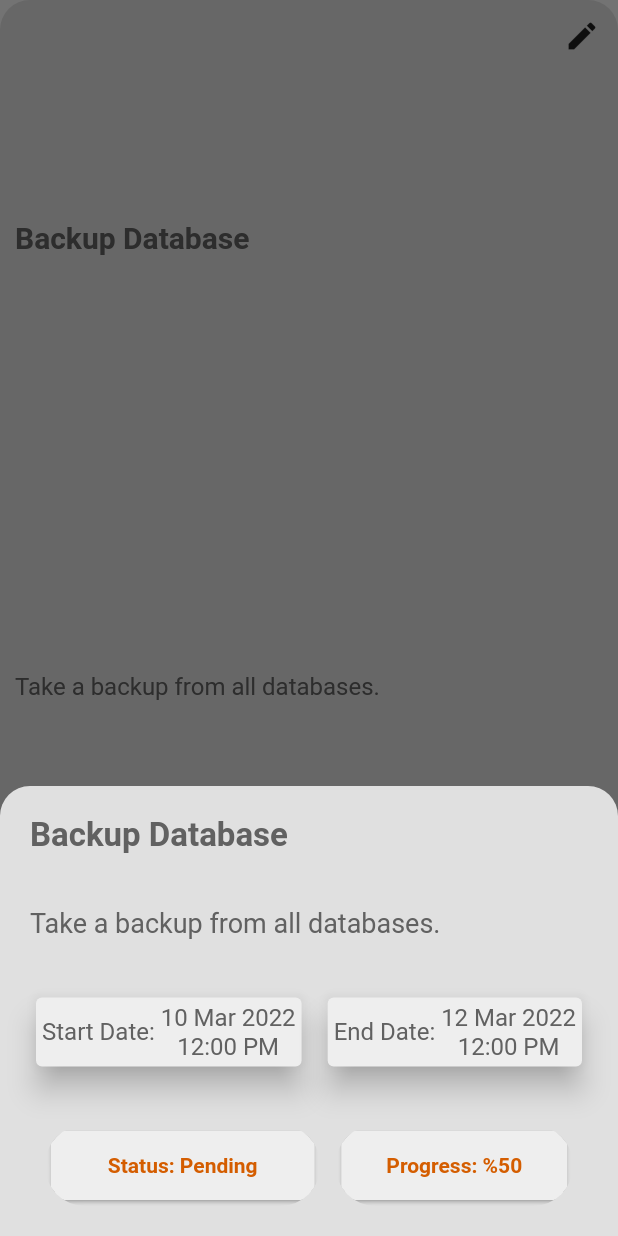
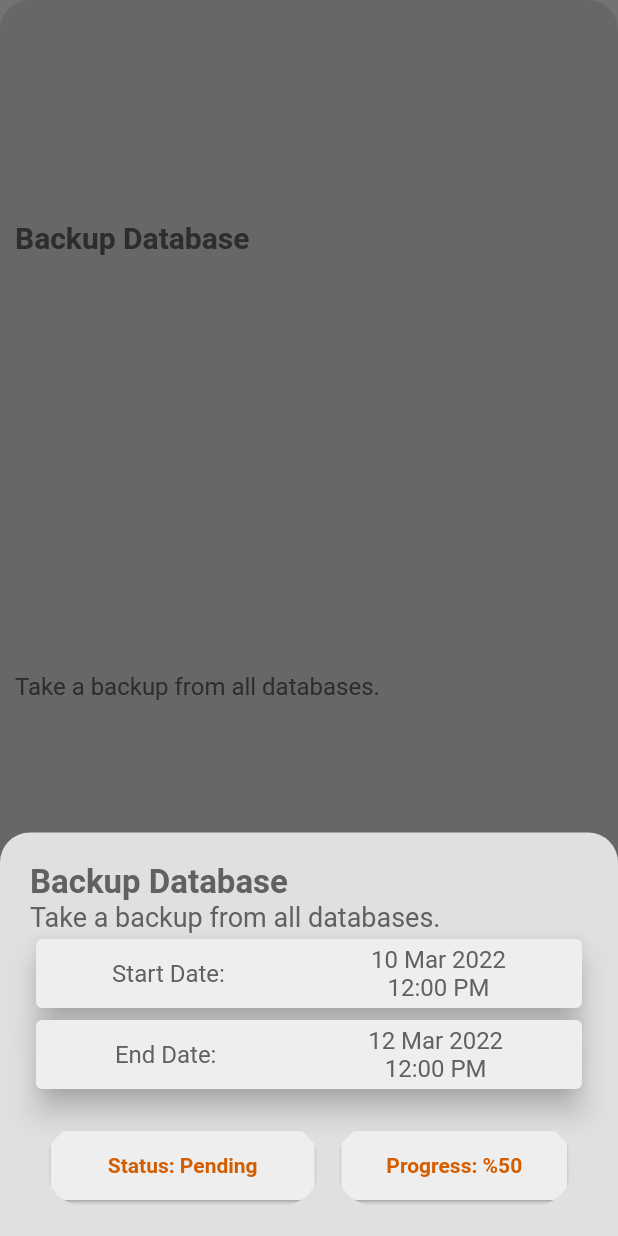
Before and after one commit to hasan-sayfi/task_management_system, a Flutter app: the BuildTaskCard widget shown alone on an empty page, opened directly with sample values from the repository, after a tap on "More Details", on a phone screen of 412 x 824 dp. Run offline on Flutter 3.47's test engine with Material 2 defaults, Android fonts, the phone set to English and light mode, and no system bars; our stand-ins replace flutter_login, shared_preferences, sqflite, toast; missing offline and left inert: mailer; accounts and stored records are empty.

```diff
--- a/task_management_system/lib/widgets/build_task_card.dart
+++ b/task_management_system/lib/widgets/build_task_card.dart
@@ -20,9 +20,7 @@ class BuildTaskCard extends StatelessWidget {
 
   @override
   Widget build(BuildContext context) {
-    return Stack(
-      children: [
-        Container(
+    return Container(
       decoration: BoxDecoration(
         color: task.taskStatus ? kGreenLight : Colors.grey[300],
         borderRadius: BorderRadius.circular(20),
@@ -50,8 +48,8 @@ class BuildTaskCard extends StatelessWidget {
                   SizedBox(height: SPACE_BETWEEN_CONTENT),
                   Text(
                     task.taskDesc,
-                        style: TextStyle(
-                            fontSize: FONT_SIZE, color: Colors.grey[700]),
+                    style:
+                        TextStyle(fontSize: FONT_SIZE, color: Colors.grey[700]),
                     overflow: TextOverflow.ellipsis,
                   ),
                   SizedBox(height: SPACE_BETWEEN_CONTENT),
@@ -79,8 +77,7 @@ class BuildTaskCard extends StatelessWidget {
                         Text(
                           "More Details",
                           style: TextStyle(
-                                  color: kOrangeDark,
-                                  fontWeight: FontWeight.bold),
+                              color: kOrangeDark, fontWeight: FontWeight.bold),
                         ),
                         Icon(Icons.expand_more),
                       ],
@@ -92,16 +89,6 @@ class BuildTaskCard extends StatelessWidget {
           ),
         ],
       ),
-        ),
-        Positioned(
-          right: 0,
-          top: 0,
-          child: IconButton(
-            onPressed: () {},
-            icon: Icon(Icons.edit),
-          ),
-        ),
-      ],
     );
   }
 
@@ -117,12 +104,13 @@ class BuildTaskCard extends StatelessWidget {
       backgroundColor: Colors.grey[300],
       builder: (BuildContext context) {
         return Container(
-          height: 300,
+          // height: 300,
           padding: EdgeInsets.all(20),
           // color: Colors.amber,
           child: Column(
             mainAxisAlignment: MainAxisAlignment.spaceBetween,
             crossAxisAlignment: CrossAxisAlignment.start,
+            mainAxisSize: MainAxisSize.min,
             children: [
               Text(
                 task.taskName,
@@ -143,9 +131,6 @@ class BuildTaskCard extends StatelessWidget {
                 style: TextStyle(
                     fontSize: FONT_SIZE_DESC, color: Colors.grey[700]),
               ),
-              Row(
-                mainAxisAlignment: MainAxisAlignment.spaceBetween,
-                children: [
               Card(
                 elevation: 8,
                 color: Colors.grey[200],
@@ -191,6 +176,7 @@ class BuildTaskCard extends StatelessWidget {
                 child: Padding(
                   padding: const EdgeInsets.all(4.0),
                   child: Row(
+                    mainAxisAlignment: MainAxisAlignment.spaceAround,
                     children: [
                       Text(
                         'End Date: ',
@@ -203,8 +189,7 @@ class BuildTaskCard extends StatelessWidget {
                       Column(
                         children: [
                           Text(
-                                DateFormat('dd MMM yyyy')
-                                    .format(task.taskEndDate),
+                            DateFormat('dd MMM yyyy').format(task.taskEndDate),
                             style: TextStyle(
                               fontSize: FONT_SIZE_DATE,
                               color: Colors.grey[700],
@@ -223,8 +208,7 @@ class BuildTaskCard extends StatelessWidget {
                   ),
                 ),
               ),
-                ],
-              ),
+              SizedBox(height: 20),
               Row(
                 mainAxisAlignment: MainAxisAlignment.spaceEvenly,
                 children: [
```
Lines whose indentation alone changed are shown as unchanged.
